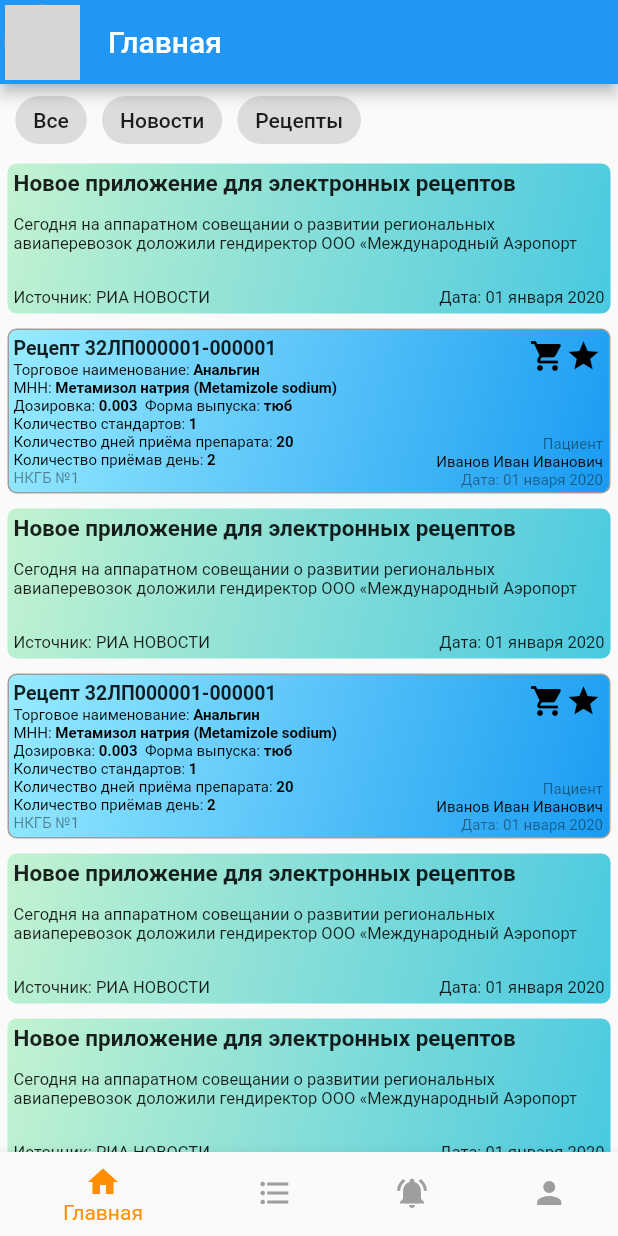
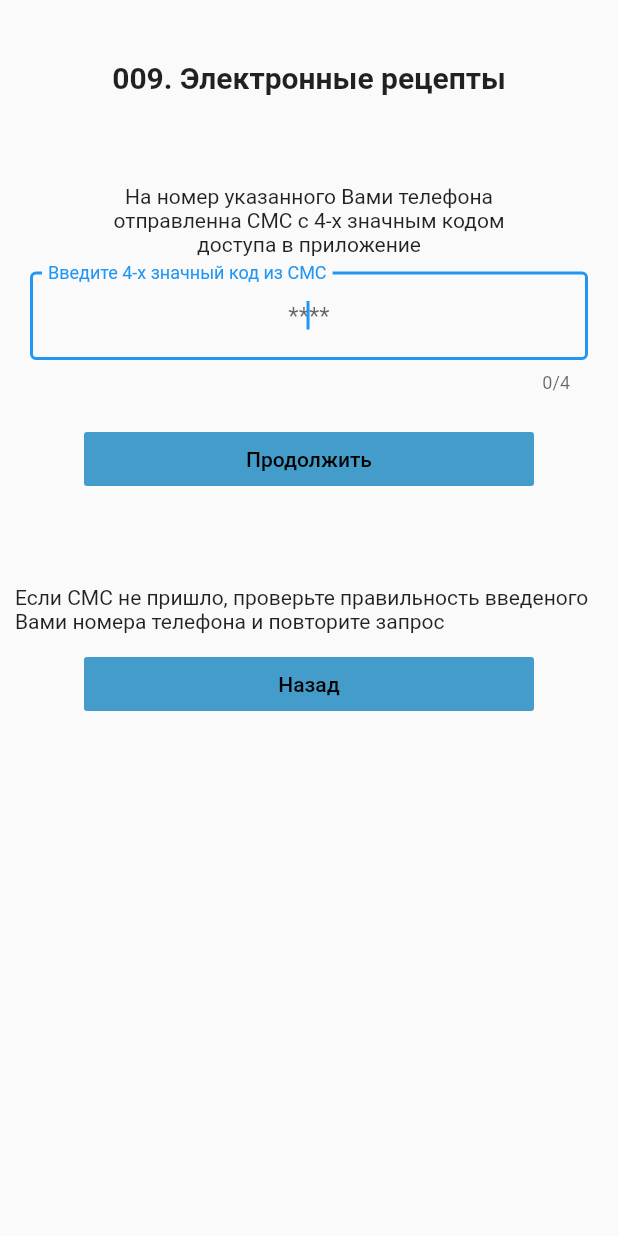
Before and after one commit to mtopsib/pharmacy_app, a Flutter app: the screen it shows after launch, after a tap on "Далее", on a phone screen of 412 x 824 dp. Run offline on Flutter 3.47's test engine with Material 2 defaults, Android fonts, the phone set to English and light mode, and no system bars; our stand-ins replace flutter_svg, mask_text_input_formatter, shared_preferences, sqflite; accounts and stored records are empty; project files that could hold a hidden picture were left out; grey boxes are pictures that could not be loaded.

Commit message:
Make login system

```diff
--- a/lib/Profile.dart
+++ b/lib/Profile.dart
@@ -175,7 +175,7 @@ class MyProfileState extends State<MyProfile>{
             child: FlatButton(
               color: Colors.blueAccent,
               child: Text("Заполнить профиль"),
-              onPressed: () => Navigator.of(context).pushNamed('/EditProfile'),
+              onPressed: () => Navigator.of(context).pushNamed('/EditProfile')
             ),
           )
         ],
@@ -306,7 +306,7 @@ class ProfileEditState extends State<ProfileEdit>{
                 margin: EdgeInsets.symmetric(vertical: 10),
                 child: TextFormField(
                     validator: (value) {if (value.isEmpty){return 'Введите номер';}
-                    else if (value.length < 16){
+                    else if (value.length < 17){
                       return null;
                     }
                     else {
@@ -314,7 +314,7 @@ class ProfileEditState extends State<ProfileEdit>{
                     },
                   onSaved: (value) => number = value,
                   inputFormatters: [phoneMask],
-                  maxLength: 14,
+                  maxLength: 17,
                   keyboardType: TextInputType.numberWithOptions(),
                     decoration: InputDecoration(
                       hintText: "+7(999) 999-99-99",
@@ -349,7 +349,7 @@ class ProfileEditState extends State<ProfileEdit>{
                       SharedPreferencesWrap.setPersonData(this.surname, this.name, this.patronymic,
                       this.date, this.town, this.snils, this.number, this.mail).then((_)
                       {
-                        Navigator.of(context).pushNamed('/MyProfile');
+                        Navigator.of(context).pushNamedAndRemoveUntil('/MyProfile', ModalRoute.withName('/'));
                       }
                       );
                     }
--- a/lib/home_widget.dart
+++ b/lib/home_widget.dart
@@ -14,7 +14,7 @@ class Home extends StatefulWidget{
 }
 
 class _HomeState extends State<Home>{
-  Widget startPage;
+  Widget startPage = SplashScreen();
 
   @override
   void initState() {
@@ -22,7 +22,6 @@ class _HomeState extends State<Home>{
     SharedPreferencesWrap.getLogginInfo().then((logState) {
       startPage = logState == false ? LoginWidget() : HomeLogged();
       setState(() {
-
       });
     });
   }
--- a/lib/login_widget.dart
+++ b/lib/login_widget.dart
@@ -57,7 +57,7 @@ class _LoginWidgetState extends State<LoginWidget>{
                       recognizer: TapGestureRecognizer()..onTap = () => print("Tap on confidence")
                     ),
                     TextSpan(
-                      text: 'и выражаю своё согласие на обработку персональных данных'
+                      text: ' и выражаю своё согласие на обработку персональных данных'
                     )
                   ]
                 )
@@ -70,11 +70,16 @@ class _LoginWidgetState extends State<LoginWidget>{
                   textColor: Colors.black,
                   child: Text("Далее"),
                   onPressed: () {
-                    SharedPreferencesWrap.setLogginInfo(true).then((_) => Navigator.of(context).pushNamed('/'));
+                    SharedPreferencesWrap.setLogginInfo(true).then((_) => Navigator.of(context).pushNamed('/LoginCheckNumber'));
                   }
                 ),
               ),
-
+              Expanded(
+                child: Container(
+                  alignment: Alignment.bottomCenter,
+                  child: Text('Версия 0.8.0'),
+                ),
+              )
             ],
           )
         ),
@@ -82,3 +87,122 @@ class _LoginWidgetState extends State<LoginWidget>{
   }
 
 }
+
+class LoginCheckNumberWidget extends StatefulWidget{
+  _LoginCheckNumberWidgetState createState() => _LoginCheckNumberWidgetState();
+}
+
+class _LoginCheckNumberWidgetState extends State<LoginCheckNumberWidget>{
+  final formKey = new GlobalKey<FormState>();
+  String sms;
+
+  @override
+  Widget build(BuildContext context) {
+    return Scaffold(
+      appBar: null,
+      body: Container(
+          margin: EdgeInsets.symmetric(vertical: 40, horizontal: 10),
+          child: Column(
+            crossAxisAlignment: CrossAxisAlignment.center,
+            children: <Widget>[
+              Text('009. Электронные рецепты', style: TextStyle(fontSize: 20, fontWeight: FontWeight.bold)),
+              Container(
+                height: 60,
+              ),
+              Padding(
+                padding: const EdgeInsets.symmetric(horizontal: 40),
+                child: Text('На номер указанного Вами телефона отправленна СМС с 4-х значным кодом доступа в приложение', textAlign: TextAlign.center,),
+              ),
+              Container(
+                alignment: Alignment.center,
+                margin: EdgeInsets.all(10),
+                child: Form(
+                  key: formKey,
+                  child: TextFormField(
+                    onSaved: (value) => sms = value,
+                    validator: (value) {
+                      if (value.isEmpty){
+                        return 'Введите код из смс';
+                      } else if (value.length < 4){
+                        return 'Код должен быть 4-х значным';
+                      } else {
+                        return null;
+                      }
+                    },
+                    keyboardType: TextInputType.numberWithOptions(),
+                    textAlign: TextAlign.center,
+                    maxLength: 4,
+                    autofocus: true,
+                    style: TextStyle(fontSize: 16),
+                    decoration: InputDecoration(
+                        hintText: '****',
+                        border: OutlineInputBorder(),
+                        labelText: 'Введите 4-х значный код из СМС'
+                    ),
+                  ),
+                ),
+              ),
+              Container(
+                margin: EdgeInsets.symmetric(vertical: 10),
+                width: 300,
+                child: FlatButton(
+                    color: Color.fromARGB(255, 68, 156, 202),
+                    textColor: Colors.black,
+                    child: Text("Продолжить"),
+                    onPressed: () async {
+                      if (formKey.currentState.validate()){
+                        formKey.currentState.save();
+                        Navigator.of(context).pushNamed('/');
+                    }
+                  },
+                ),
+              ),
+              Container(
+                height: 50,
+              ),
+              Text('Если СМС не пришло, проверьте правильность введеного Вами номера телефона и повторите запрос'),
+              Container(
+                margin: EdgeInsets.symmetric(vertical: 10),
+                width: 300,
+                child: FlatButton(
+                    color: Color.fromARGB(255, 68, 156, 202),
+                    textColor: Colors.black,
+                    child: Text("Назад"),
+                    onPressed: () => Navigator.pop(context)
+                ),
+              ),
+            ],
+          )
+      ),
+    );
+  }
+
+}
+
+class SplashScreen extends StatelessWidget{
+  @override
+  Widget build(BuildContext context) {
+    return Scaffold(
+      body: Container(
+        margin: EdgeInsets.all(40),
+        child: Column(
+          children: <Widget>[
+            Expanded(
+              child: Text("009. Электронные рецепты", style: TextStyle(fontSize: 20, fontWeight: FontWeight.bold),),
+            ),
+            Expanded(
+              child: SvgPicture.asset('assets/Farmacia2.svg'),
+            ),
+            Expanded(
+              child: Container(
+                  alignment: Alignment.bottomCenter,
+                  child: Text("Версия 0.8.0")
+              ),
+            )
+          ],
+        ),
+      ),
+    );
+  }
+
+}
--- a/lib/route_generator.dart
+++ b/lib/route_generator.dart
@@ -1,7 +1,9 @@
 import 'package:flutter/material.dart';
 import 'package:pharmacy_app/home_widget.dart';
+import 'package:pharmacy_app/login_widget.dart';
 import 'package:pharmacy_app/profile.dart';
 import 'package:pharmacy_app/main.dart';
+import 'package:pharmacy_app/shared_preferences_wrapper.dart';
 
 class RouteGenerator{
   static Route<dynamic> generateRoute(RouteSettings settings){
@@ -13,7 +15,17 @@ class RouteGenerator{
       case '/MyProfile':
         return MaterialPageRoute(builder: (_) {
           return Scaffold(
-            appBar: AppBar(title: Text('Мой профиль')),
+            appBar: AppBar(
+                title: Text('Мой профиль'),
+                actions: <Widget>[
+                  FlatButton(
+                    child: Text('Выйти'),
+                    onPressed: () async {
+                      SharedPreferencesWrap.setLogginInfo(false);
+                    },
+                  )
+                ],
+            ),
             body: MyProfile(),
           );
         });
@@ -24,6 +36,8 @@ class RouteGenerator{
             body: ProfileEdit(),
           );
         });
+      case '/LoginCheckNumber':
+        return MaterialPageRoute(builder: (_) => LoginCheckNumberWidget());
       default:
         return _errorRoute();
     }
```
